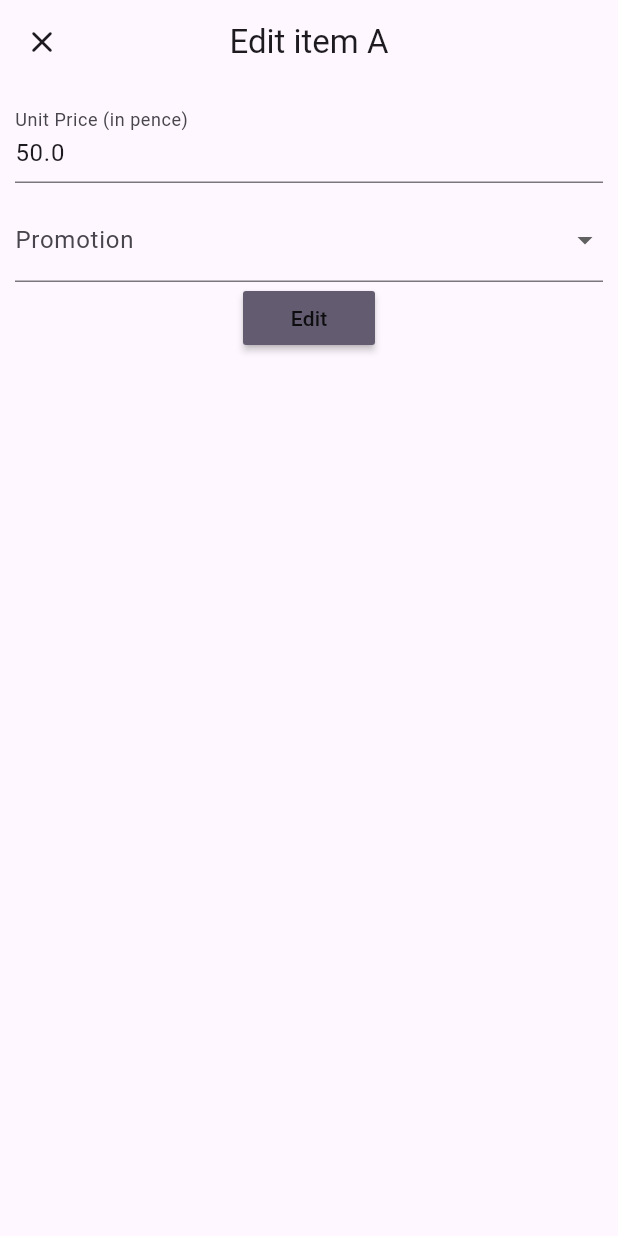
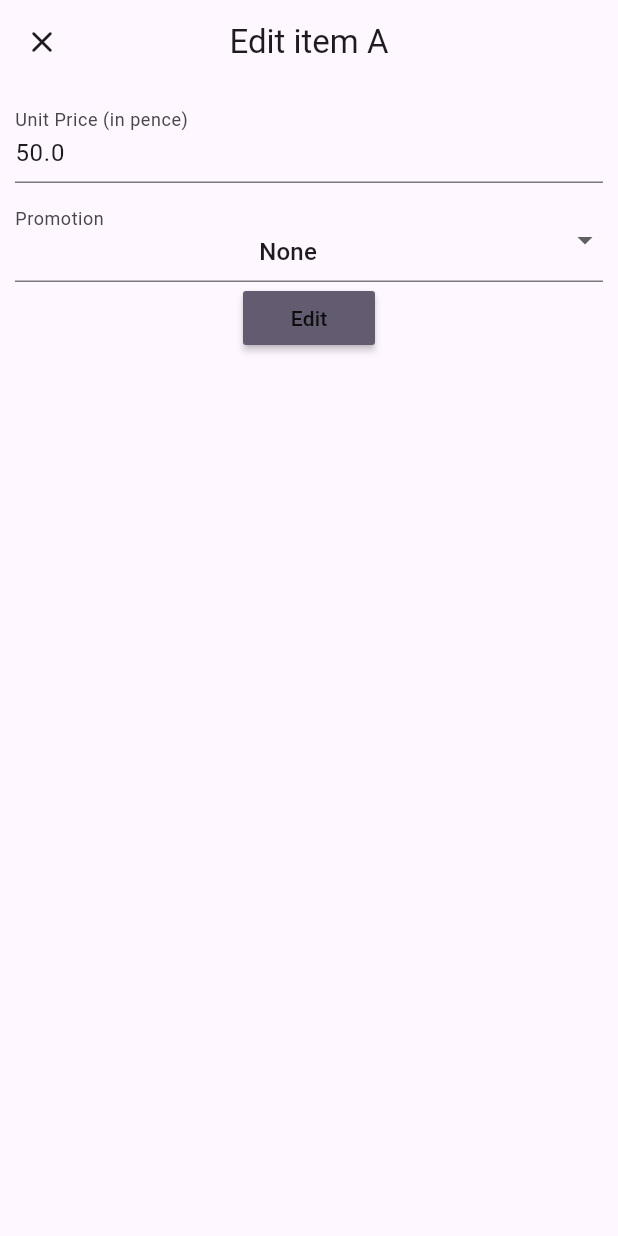
Before and after one commit to HVitureira/checkout-kata, a Flutter app: the screen it shows after launch, after a tap on the "edit" icon, on a phone screen of 412 x 824 dp. Run offline on Flutter 3.47's test engine with Material 3 defaults, Android fonts, the phone set to English and light mode, and no system bars; drawn by our look-alikes of flutter_form_builder; our stand-ins replace equatable, flutter_bloc, form_builder_validators.

Commit message:
add meal deal promo check boxes and promo 'none' option to form

```diff
--- a/lib/pricing/view/item_pricing_rules_sheet.dart
+++ b/lib/pricing/view/item_pricing_rules_sheet.dart
@@ -11,6 +11,7 @@ abstract class ItemPricingSheet {
   static Future<void> show({
     required BuildContext context,
     required StockItem item,
+    required List<StockItem> availableItems,
     Key? key,
   }) {
     return showModalBottomSheet<void>(
@@ -25,6 +26,7 @@ abstract class ItemPricingSheet {
         return _ItemPricingForm(
           key: key,
           item: item,
+          availableItems: availableItems,
         );
       },
     );
@@ -32,15 +34,22 @@ abstract class ItemPricingSheet {
 }
 
 class _ItemPricingForm extends StatefulWidget {
-  const _ItemPricingForm({required this.item, super.key});
+  const _ItemPricingForm({
+    required this.item,
+    required this.availableItems,
+    super.key,
+  });
 
   final StockItem item;
+  final List<StockItem> availableItems;
+
   @override
   State<_ItemPricingForm> createState() => _ItemPricingFormState();
 }
 
 class _ItemPricingFormState extends State<_ItemPricingForm> {
   StockItem get item => widget.item;
+  List<StockItem> get availableItems => widget.availableItems;
 
   late FormPromo? formPromo;
 
@@ -88,19 +97,23 @@ class _ItemPricingFormState extends State<_ItemPricingForm> {
                     const TextInputType.numberWithOptions(decimal: true),
               ),
               const SizedBox(height: 10),
-              FormBuilderDropdown(
+              FormBuilderDropdown<FormPromo?>(
                 name: 'promo',
                 initialValue: formPromo,
                 decoration: const InputDecoration(labelText: 'Promotion'),
-                items: FormPromo.values
-                    .map(
-                      (promo) => DropdownMenuItem(
-                        alignment: AlignmentDirectional.center,
-                        value: promo,
-                        child: Text(promo.name),
-                      ),
-                    )
-                    .toList(),
+                items: [
+                  const DropdownMenuItem(
+                    alignment: AlignmentDirectional.center,
+                    child: Text('None'),
+                  ),
+                  ...FormPromo.values.map(
+                    (promo) => DropdownMenuItem(
+                      alignment: AlignmentDirectional.center,
+                      value: promo,
+                      child: Text(promo.name),
+                    ),
+                  ),
+                ],
                 onChanged: (value) => setState(() {
                   formPromo = value;
                 }),
@@ -116,6 +129,31 @@ class _ItemPricingFormState extends State<_ItemPricingForm> {
                     label: Text('Quantity'),
                   ),
                   keyboardType: TextInputType.number,
+                ),
+              if (formPromo == FormPromo.mealDeal)
+                FormBuilderCheckboxGroup<String>(
+                  name: 'mealDeal',
+                  decoration: const InputDecoration(
+                    label: Text('Choose the deal group'),
+                  ),
+                  options: availableItems
+                      .where((i) => i.sku != item.sku)
+                      .map(
+                        (optionItem) => FormBuilderFieldOption(
+                          value: optionItem.sku,
+                        ),
+                      )
+                      .toList(),
+                  initialValue: startingPromo is MealDealPromo
+                      ? startingPromo.dealSkus
+                      : null,
+                  separator: const VerticalDivider(
+                    width: 10,
+                    thickness: 5,
+                  ),
+                  validator: FormBuilderValidators.compose([
+                    FormBuilderValidators.minLength(1),
+                  ]),
                 ),
               MaterialButton(
                 color: Theme.of(context).colorScheme.secondary,
--- a/lib/pricing/view/pricing_page.dart
+++ b/lib/pricing/view/pricing_page.dart
@@ -94,6 +94,7 @@ class PricingPage extends StatelessWidget {
                           onPressed: () => _showEditDialog(
                             context: context,
                             item: currentItem,
+                            availableItems: defaultRules,
                           ),
                         ),
                       ),
@@ -144,7 +145,12 @@ class PricingPage extends StatelessWidget {
   void _showEditDialog({
     required BuildContext context,
     required StockItem item,
+    required List<StockItem> availableItems,
   }) {
-    ItemPricingSheet.show(context: context, item: item);
+    ItemPricingSheet.show(
+      context: context,
+      item: item,
+      availableItems: availableItems,
+    );
   }
 }
```
